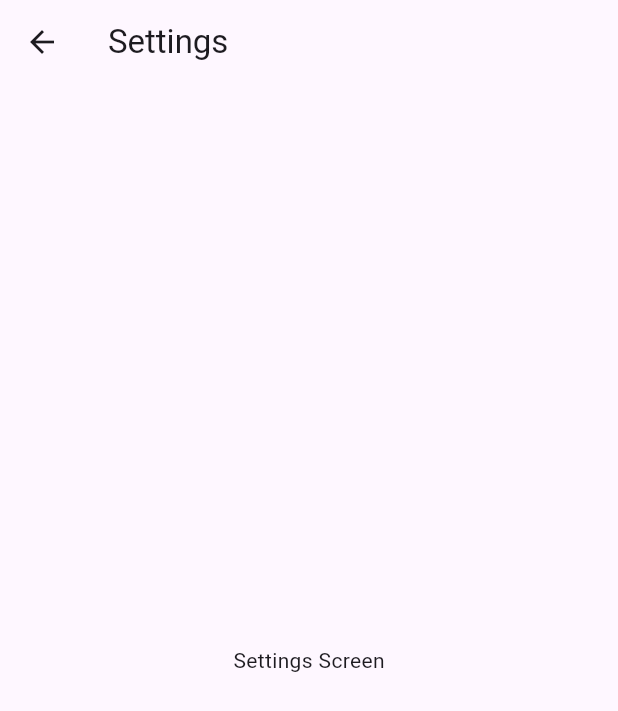
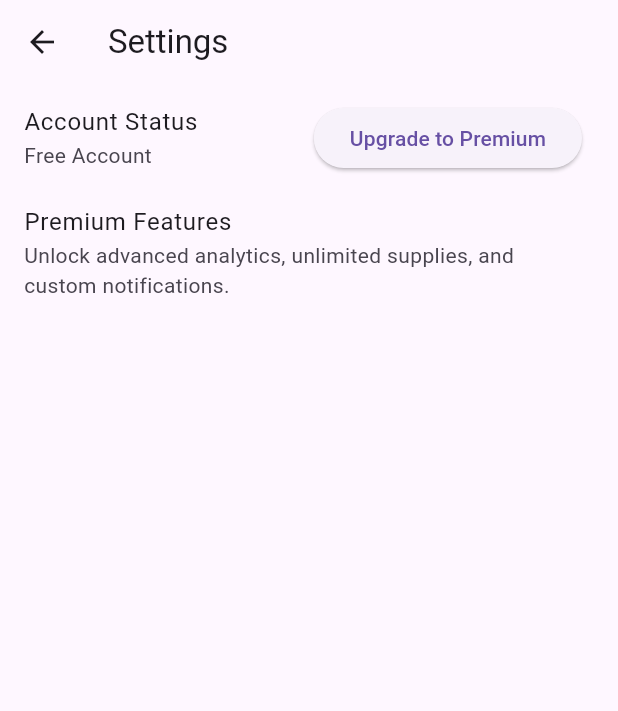
Before and after one commit to kinemspa/medminder3, a Flutter app: the SettingsScreen screen opened directly, on a phone screen of 412 x 824 dp. Shown: the top 711 px of the screen. Run offline on Flutter 3.47's test engine with Material 3 defaults, Android fonts, the phone set to English and light mode, and no system bars; our stand-ins replace drift, flutter_local_notifications, flutter_riverpod, in_app_purchase, timezone; accounts and stored records are empty; generated files the repository leaves out were written again.

Commit message:
Add In-App Purchases for premium features

```diff
--- a/lib/features/settings/settings_screen.dart
+++ b/lib/features/settings/settings_screen.dart
@@ -1,11 +1,33 @@
 import 'package:flutter/material.dart';
+import 'package:flutter_riverpod/flutter_riverpod.dart';
+import '../../data/repositories/in_app_purchase_repository.dart';
 
-class SettingsScreen extends StatelessWidget {
+class SettingsScreen extends ConsumerWidget {
+  const SettingsScreen({super.key});
+
   @override
-  Widget build(BuildContext context) {
+  Widget build(BuildContext context, WidgetRef ref) {
+    final isPremium = ref.watch(inAppPurchaseRepositoryProvider).isPremium;
     return Scaffold(
       appBar: AppBar(title: const Text('Settings')),
-      body: const Center(child: Text('Settings Screen')),
+      body: ListView(
+        children: [
+          ListTile(
+            title: const Text('Account Status'),
+            subtitle: Text(isPremium ? 'Premium Active' : 'Free Account'),
+            trailing: !isPremium
+                ? ElevatedButton(
+              onPressed: () => ref.read(inAppPurchaseRepositoryProvider).purchasePremium(),
+              child: const Text('Upgrade to Premium'),
+            )
+                : null,
+          ),
+          const ListTile(
+            title: Text('Premium Features'),
+            subtitle: Text('Unlock advanced analytics, unlimited supplies, and custom notifications.'),
+          ),
+        ],
+      ),
     );
   }
 }
--- a/lib/main.dart
+++ b/lib/main.dart
@@ -2,6 +2,7 @@ import 'package:flutter/material.dart';
 import 'package:flutter_riverpod/flutter_riverpod.dart';
 import 'core/notifications.dart';
 import 'core/theme.dart';
+import 'data/repositories/in_app_purchase_repository.dart';
 import 'data/repositories/medication_repository.dart';
 import 'features/home/home_screen.dart';
 
@@ -10,6 +11,7 @@ void main() async {
   await NotificationService.init();
   final container = ProviderContainer();
   await container.read(medicationRepositoryProvider).seedSampleData();
+  await container.read(inAppPurchaseRepositoryProvider).initialize();
   runApp(ProviderScope(child: MyApp()));
 }
 
```
Also changed, not shown: lib/data/repositories/in_app_purchase_repository.dart (added, +44 -0 lines).
